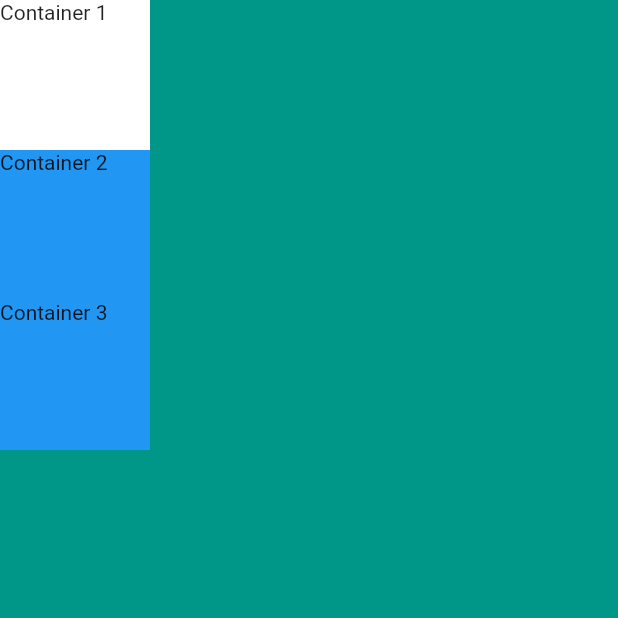
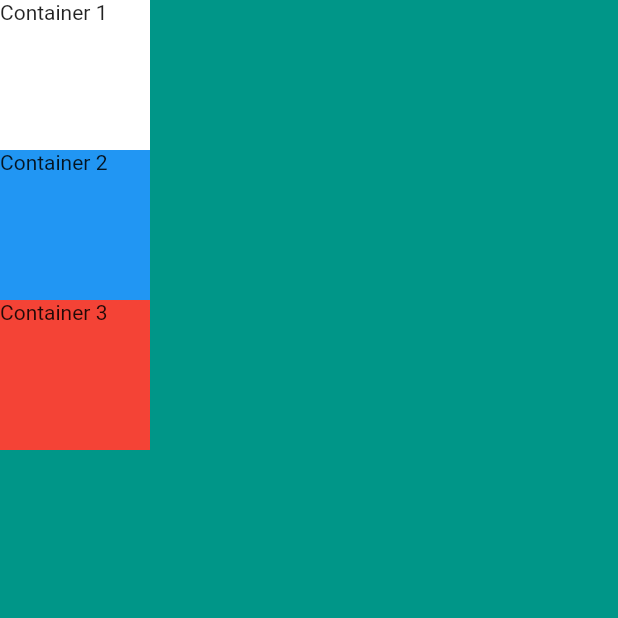
Before and after one commit to RNgugi/Mi-Card, a Flutter app: the screen it shows after launch, on a phone screen of 412 x 824 dp, the top half of it. Run offline on Flutter 3.47's test engine with Material 2 defaults, Android fonts, the phone set to English and light mode, and no system bars.

Commit message:
2nd Flutter App more changes

```diff
--- a/lib/main.dart
+++ b/lib/main.dart
@@ -12,6 +12,7 @@ class MyApp extends StatelessWidget {
         backgroundColor: Colors.teal,
         body: SafeArea(
           child: Column(
+            crossAxisAlignment: CrossAxisAlignment.end,
             children: <Widget>[
               Container(
                 height: 100.0,
@@ -28,7 +29,7 @@ class MyApp extends StatelessWidget {
               Container(
                 width: 100.0,
                 height: 100.0,
-                color: Colors.blue,
+                color: Colors.red,
                 child: Text('Container 3'),
               ),
             ],
```
